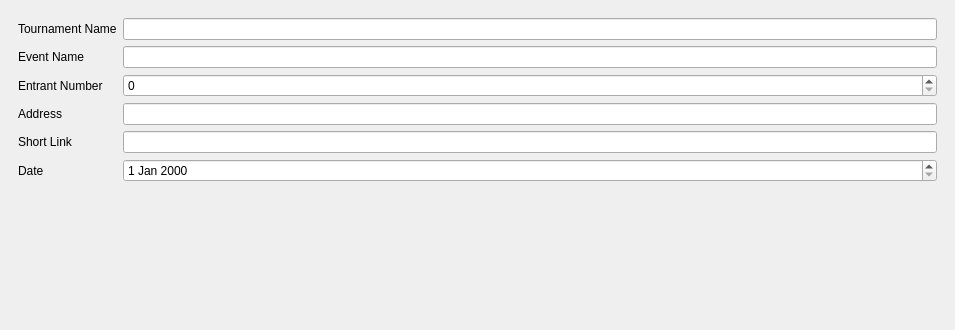
Before: the Qt Designer form src/layout/TSHTournamentInfo.ui in joaorb64/TournamentStreamHelper, drawn with Qt 5; both pictures show x 0 to 955 and y 0 to 330 of the 955 by 603 pixel window.
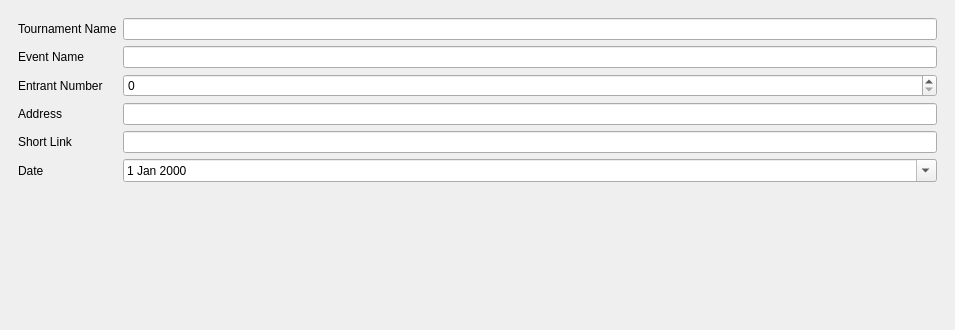
After: the same form once the commit is applied.

Commit message: Fix game not changing when tournament changes

```diff
--- a/src/layout/TSHTournamentInfo.ui
+++ b/src/layout/TSHTournamentInfo.ui
@@ -96,7 +96,21 @@
        </widget>
       </item>
       <item row="5" column="1">
-       <widget class="QDateEdit" name="startAt"/>
+       <widget class="QDateEdit" name="startAt">
+        <property name="minimumDateTime">
+         <datetime>
+          <hour>0</hour>
+          <minute>0</minute>
+          <second>0</second>
+          <year>2000</year>
+          <month>1</month>
+          <day>1</day>
+         </datetime>
+        </property>
+        <property name="calendarPopup">
+         <bool>true</bool>
+        </property>
+       </widget>
       </item>
       <item row="5" column="0">
        <widget class="QLabel" name="label_5">
```
The commit also changes 5 other files.
